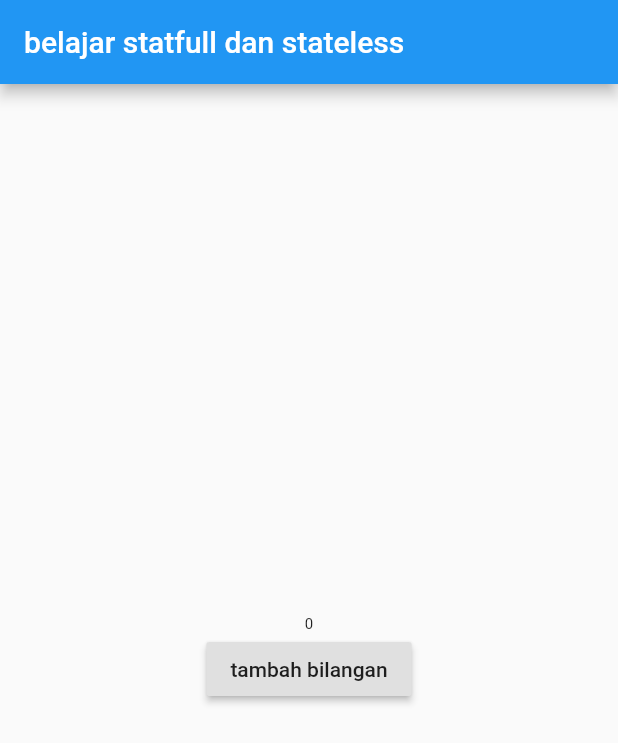
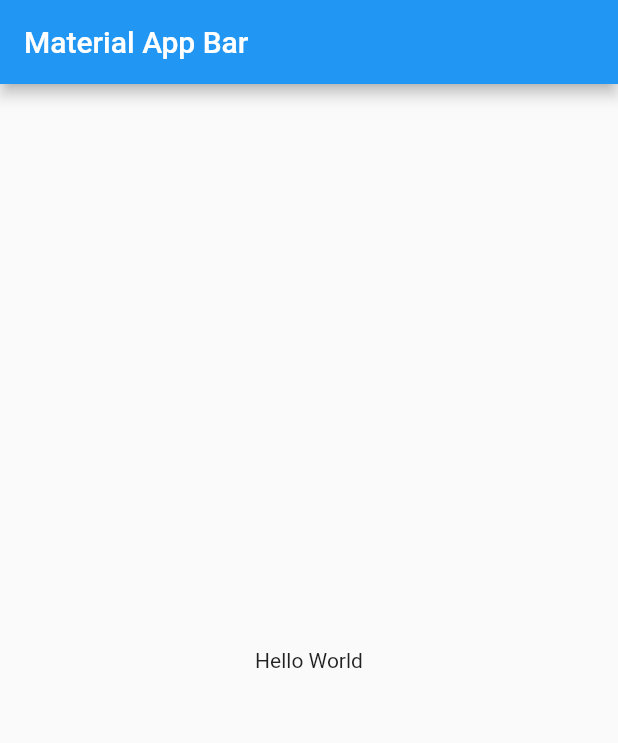
Before and after one commit to rizkysentromahardy/flutter, a Flutter app: the screen it shows after launch, on a phone screen of 412 x 824 dp. Shown: the top 743 px of the screen. Run offline on Flutter 3.47's test engine with Material 2 defaults, Android fonts, the phone set to English and light mode, and no system bars.

Commit message:
pembaruan main dart

```diff
--- a/lib/main.dart
+++ b/lib/main.dart
@@ -1,45 +1,13 @@
 import 'package:flutter/material.dart';
+import 'package:ftbelajar/view/beranda.dart';
 
 void main() {
   runApp(MyApp());
 }
 
-class MyApp extends StatefulWidget {
-  MyApp({Key key}) : super(key: key);
-
-  @override
-  _MyAppState createState() => _MyAppState();
-}
-
-class _MyAppState extends State<MyApp> {
-  int number = 0;
-  void tekantombol() {
-    setState(() {
-      number = number + 1;
-    });
-  }
-
+class MyApp extends StatelessWidget {
   @override
   Widget build(BuildContext context) {
-    return MaterialApp(
-      home: Scaffold(
-        appBar: AppBar(
-          title: Text("belajar statfull dan stateless"),
-        ),
-        body: Center(
-          child: Column(
-            mainAxisAlignment: MainAxisAlignment.center,
-            children: <Widget>[
-              Text(
-                number.toString(),
-                style: TextStyle(fontSize: 10 + number.toDouble()),
-              ),
-              RaisedButton(
-                  child: Text("tambah bilangan"), onPressed: tekantombol)
-            ],
-          ),
-        ),
-      ),
-    );
+    return MaterialApp(title: 'Material App', home: Beranda());
   }
 }
--- a/lib/view/beranda.dart
+++ b/lib/view/beranda.dart
@@ -1,8 +1,8 @@
 import 'package:flutter/material.dart';
 
-void main() => runApp(MyApp());
+void main() => runApp(Beranda());
 
-class MyApp extends StatelessWidget {
+class Beranda extends StatelessWidget {
   @override
   Widget build(BuildContext context) {
     return MaterialApp(
```
